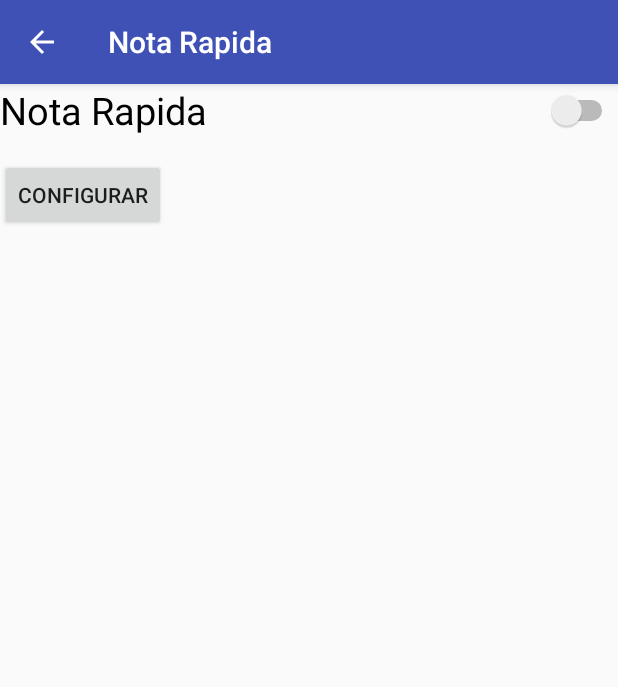
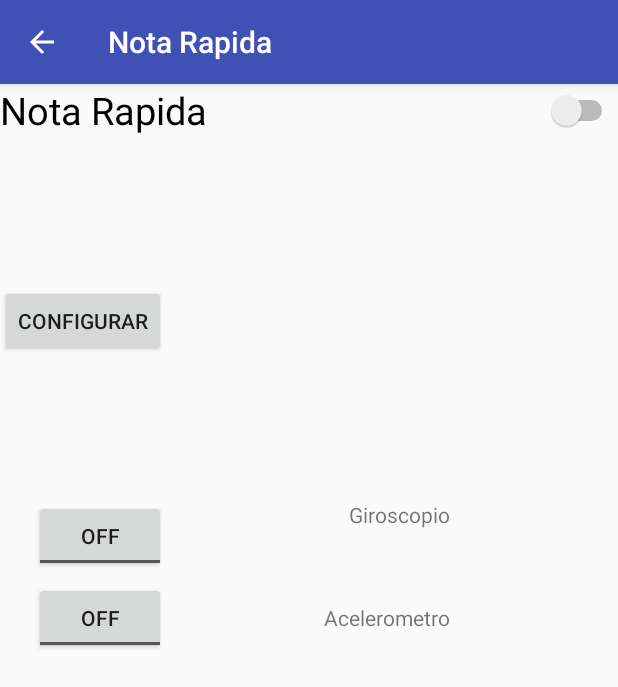
Before and after one commit to carrizo88/IdeaNoTeVayas, an Android app: the NotaRapidaConfig screen opened directly, with no data from a screen before it, on a phone screen of 412 x 824 dp. Shown: the top 687 px of the screen. Run offline under Robolectric (Android 15) with nearby library versions, the phone set to English and light mode, and no system bars.

```diff
--- a/app/src/main/AndroidManifest.xml
+++ b/app/src/main/AndroidManifest.xml
@@ -55,7 +55,10 @@
         <activity android:name=".Activities.NotaRapidaSet"></activity>
 
         <service
-            android:name=".Servicios.ServicioNotaRapida"
+            android:name=".Servicios.GiroscopioNotaRapida"
+            android:exported="false"/>
+        <service
+            android:name=".Servicios.AcelerometroNotaRapida"
             android:exported="false"/>
     </application>
 
--- a/app/src/main/res/layout/activity_nota_rapida_config.xml
+++ b/app/src/main/res/layout/activity_nota_rapida_config.xml
@@ -19,23 +19,73 @@ tools:context="iocompany.ideanotevayas.Activities.NotaRapidaConfig">
         android:layout_below="@+id/toolbarNotaRapidaConfigActivity"
         android:textSize="25dp"/>
 
+    <ToggleButton
+        android:id="@+id/toggleButton3"
+        android:layout_width="wrap_content"
+        android:layout_height="wrap_content"
+        android:text="ToggleButton"
+        android:layout_below="@+id/buttonNotaRapidaConfig"
+        android:layout_alignEnd="@+id/buttonNotaRapidaConfig"
+        android:layout_marginTop="95dp" />
+
+    <ToggleButton
+        android:id="@+id/toggleButton2"
+        android:layout_width="wrap_content"
+        android:layout_height="wrap_content"
+        android:text="ToggleButton"
+        android:layout_centerVertical="true"
+        android:layout_alignStart="@+id/toggleButton3" />
+
+    <RadioGroup
+        android:id="@+id/radioGroupNotaRapidaConfig"
+        android:layout_width="wrap_content"
+        android:layout_height="wrap_content"
+        android:layout_alignParentStart="true"
+        android:layout_below="@+id/switchNotaRapidaConfig"
+        android:layout_marginStart="60dp"
+        android:layout_marginTop="20dp">
+
+        <RadioButton
+            android:id="@+id/radioButtonGiroscopio"
+            android:layout_width="wrap_content"
+            android:layout_height="wrap_content"
+            android:layout_weight="1"
+            android:text="Giroscopio"
+            android:visibility="invisible"/>
+
+        <RadioButton
+            android:id="@+id/radioButtonAcelerometro"
+            android:layout_width="wrap_content"
+            android:layout_height="wrap_content"
+            android:layout_weight="1"
+            android:text="Acelerometro"
+            android:visibility="invisible"/>
+    </RadioGroup>
+
     <Button
         android:id="@+id/buttonNotaRapidaConfig"
         android:layout_width="wrap_content"
         android:layout_height="wrap_content"
         android:layout_alignParentStart="true"
-        android:layout_below="@+id/switchNotaRapidaConfig"
+        android:layout_below="@+id/radioGroupNotaRapidaConfig"
         android:layout_marginTop="15dp"
         android:text="Configurar" />
-    <!--
-    <ListView
-        android:id="@+id/ListViewNotaRapidaConfig"
-        android:layout_width="match_parent"
-        android:layout_height="match_parent"
-        android:layout_below="@+id/toolbarNotaRapidaConfigActivity"
-        />
-    -->
 
+    <TextView
+        android:id="@+id/textView3"
+        android:layout_width="wrap_content"
+        android:layout_height="wrap_content"
+        android:layout_centerVertical="true"
+        android:layout_marginStart="40dp"
+        android:layout_toEndOf="@+id/radioGroupNotaRapidaConfig"
+        android:text="Acelerometro" />
 
+    <TextView
+        android:id="@+id/textView4"
+        android:layout_width="wrap_content"
+        android:layout_height="wrap_content"
+        android:layout_alignEnd="@+id/textView3"
+        android:layout_alignTop="@+id/toggleButton3"
+        android:text="Giroscopio" />
 
 </RelativeLayout>
```
Also changed, not shown: app/src/main/java/iocompany/ideanotevayas/Activities/Config.java (+7 -0 lines), app/src/main/java/iocompany/ideanotevayas/Activities/MainActivity.java (+11 -6 lines), app/src/main/java/iocompany/ideanotevayas/Activities/NotaRapidaConfig.java (+72 -0 lines), app/src/main/java/iocompany/ideanotevayas/Servicios/AcelerometroNotaRapida.java (added, +202 -0 lines), app/src/main/java/iocompany/ideanotevayas/Servicios/GiroscopioNotaRapida.java (renamed from app/src/main/java/iocompany/ideanotevayas/Servicios/ServicioNotaRapida.java, +4 -4 lines).
